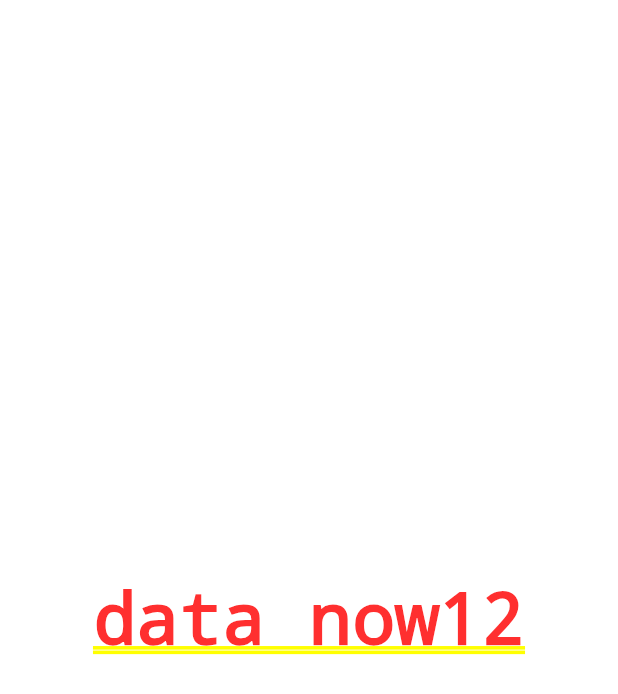
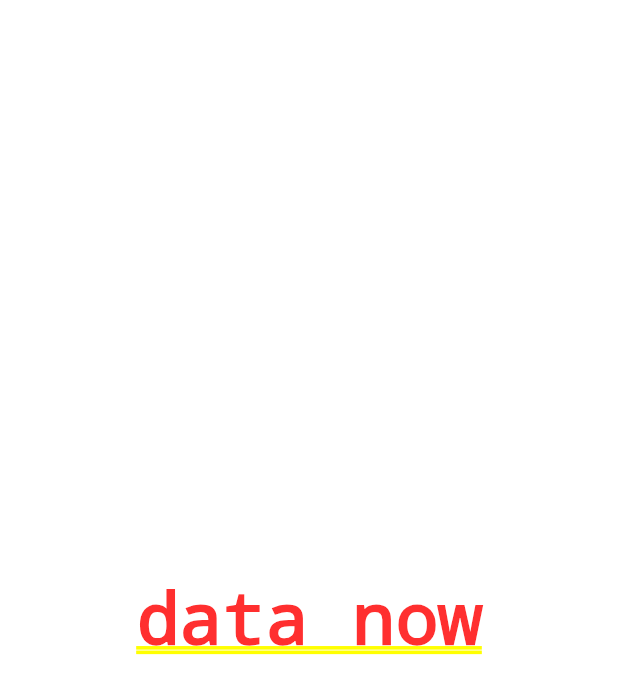
Before and after one commit to rawh-app/Mobile, a Flutter app: the screen it shows after launch, on a phone screen of 412 x 824 dp. Shown: the top 694 px of the screen. Run offline on Flutter 3.47's test engine with Material 3 defaults, Android fonts, the phone set to English and light mode, and no system bars.

Commit message:
adds1244

```diff
--- a/lib/main.dart
+++ b/lib/main.dart
@@ -15,7 +15,7 @@ class MyApp extends StatelessWidget {
       theme: ThemeData(
         colorScheme: ColorScheme.fromSeed(seedColor: Colors.deepPurple),
       ),
-      home:   Container(child: Center(child: Text('data now12'),),),
+      home:   Container(child: Center(child: Text('data now'),),),
     );
   }
 }
```
